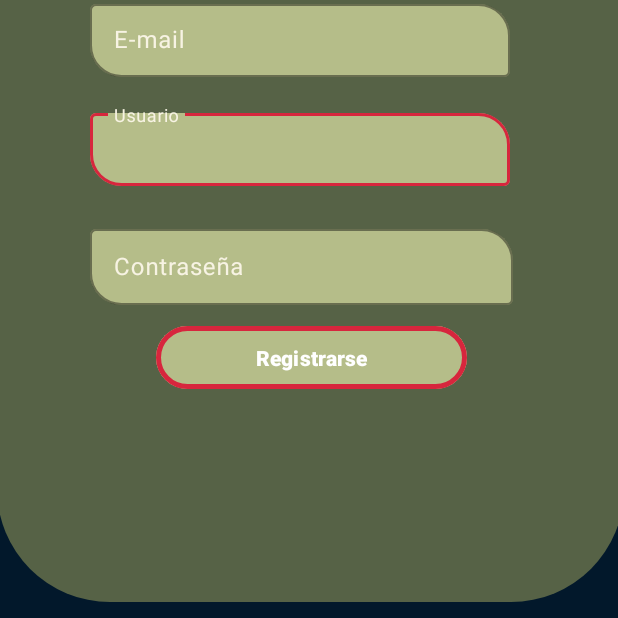
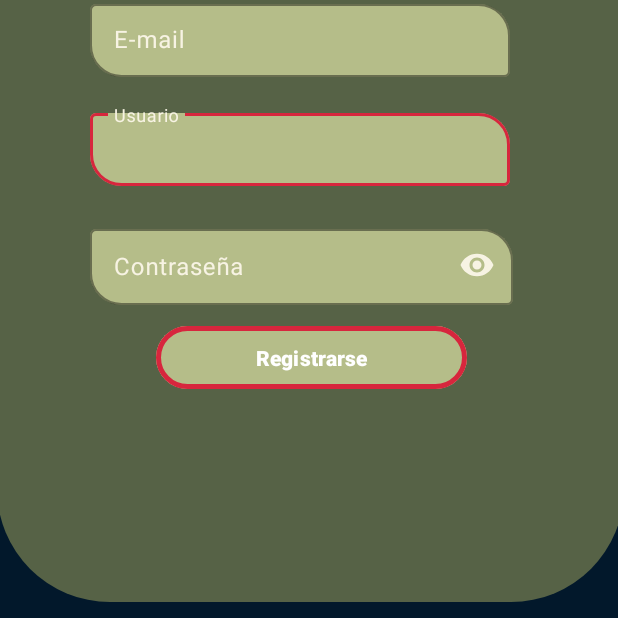
Before and after one commit to Oskere/Proyecto_DAM, an Android app: the screen it shows after launch (InicioSesion), after a tap on "Registrarse", on a phone screen of 412 x 824 dp, the part 618-1236 px from its top. Run offline under Robolectric (Android 15) with nearby library versions, the phone set to English and light mode, and no system bars; our stand-ins replace Volley; libraries missing offline, so code that uses them is left out: org.mindrot.jbcrypt; network calls fail; 2 other taps on this screen came first.

Commit message:
loginarreglo

```diff
--- a/app/src/main/res/layout/login.xml
+++ b/app/src/main/res/layout/login.xml
@@ -253,6 +253,8 @@
                 app:boxCornerRadiusTopEnd="21dp"
                 app:boxStrokeColor="@color/rojo"
                 app:hintTextColor="@color/texto"
+                app:endIconMode="password_toggle"
+                app:endIconTint="@color/texto"
                 app:layout_constraintBottom_toTopOf="@+id/btnRegistro"
                 app:layout_constraintEnd_toEndOf="parent"
                 app:layout_constraintHorizontal_bias="0.504"
@@ -265,6 +267,7 @@
                     android:layout_width="282dp"
                     android:layout_height="wrap_content"
                     android:textColor="@color/texto"
+                    android:inputType="textPassword"
                     tools:layout_editor_absoluteX="0dp"
                     tools:layout_editor_absoluteY="0dp" />
 
```
